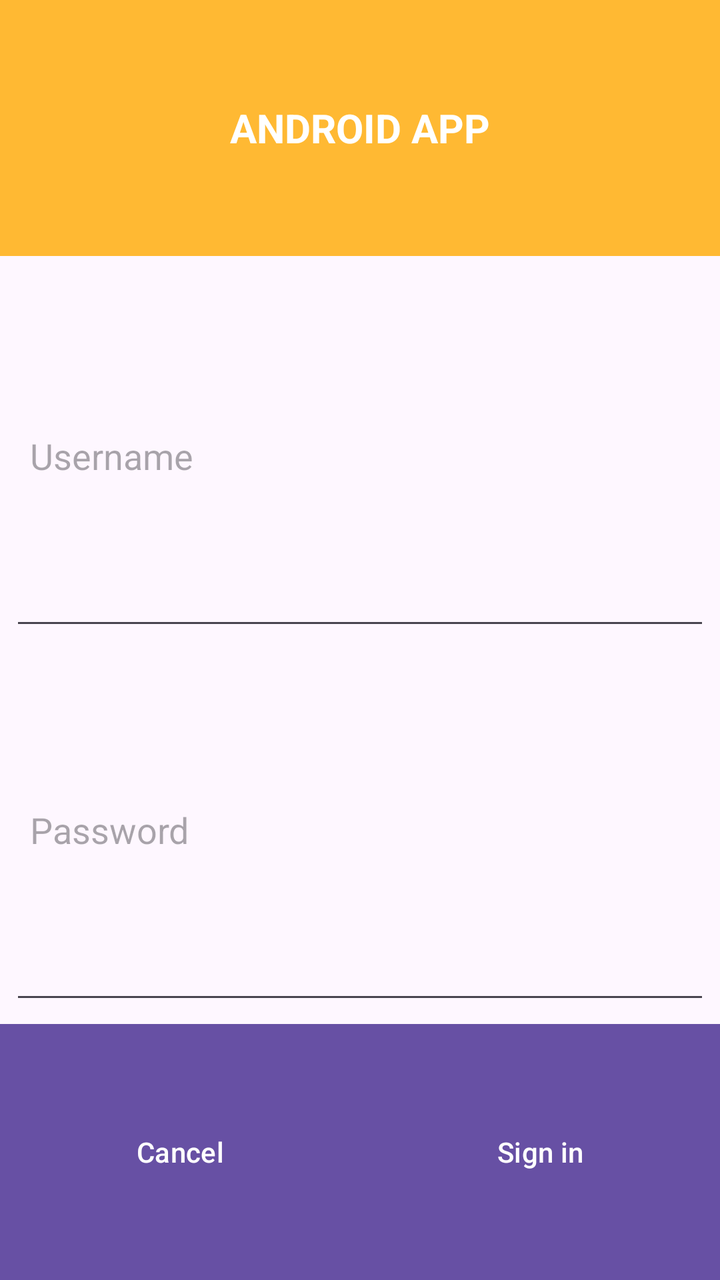
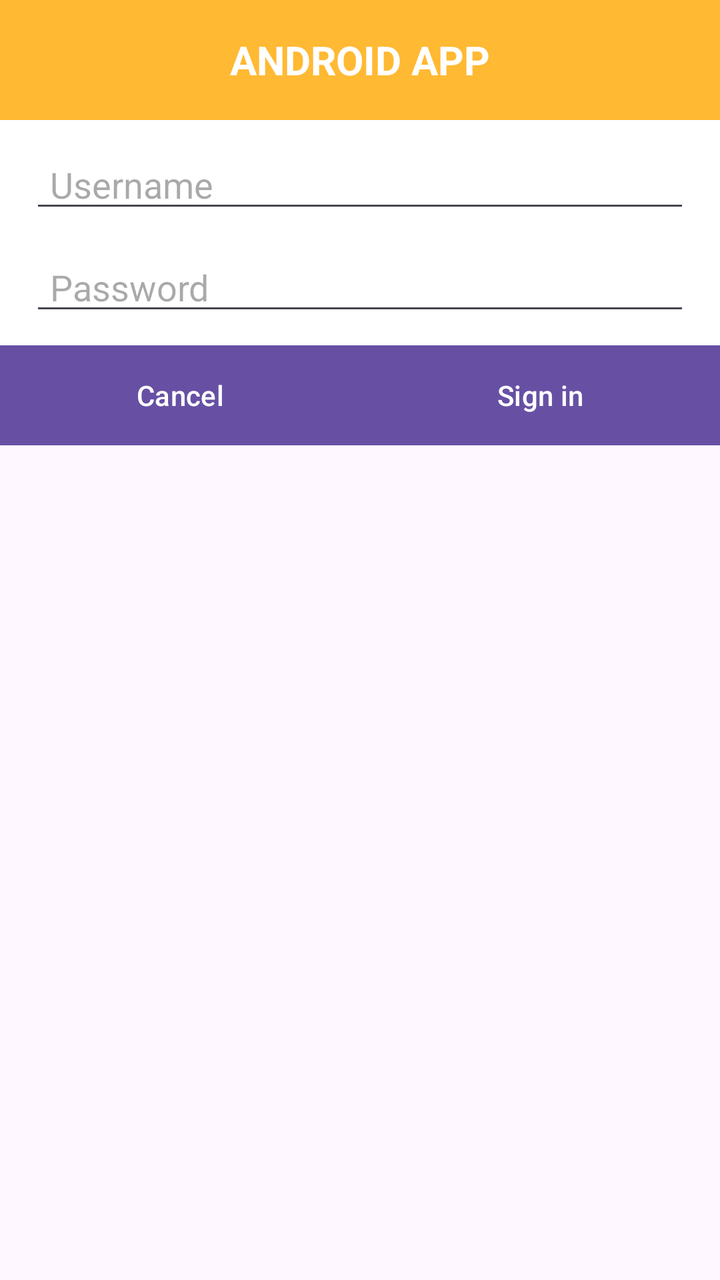

The first picture is an Android layout as it rendered before a commit; the second is the same layout after the commit. The layout source and the unified diff follow.
<!-- AndroidManifest.xml: application theme Theme.AndroidDevSy -->
<!-- res/layout/layout_alert_dialog.xml -->
<?xml version="1.0" encoding="utf-8"?>
<LinearLayout xmlns:android="http://schemas.android.com/apk/res/android"
    android:orientation="vertical"
    android:layout_width="300dp"
    android:layout_height="260dp">

    <TextView
        android:layout_width="match_parent"
        android:layout_height="0dp"
        android:layout_weight="1"
        android:text="ANDROID APP"
        android:textAlignment="center"
        android:gravity="center"
        android:textSize="20sp"
        android:textColor="@color/white"
        android:textStyle="bold"
        android:background="#ffb933"
        />

    <LinearLayout
        android:layout_width="match_parent"
        android:layout_height="0dp"
        android:layout_weight="3"
        android:orientation="vertical">
        <EditText
            android:layout_width="match_parent"
            android:hint="Username"
            android:layout_height="0dp"
            android:paddingStart="10dp"
            android:paddingEnd="10dp"
            android:layout_marginTop="5dp"
            android:layout_marginLeft="5dp"
            android:layout_marginRight="5dp"
            android:layout_weight="1"/>
        <EditText
            android:layout_width="match_parent"
            android:hint="Password"
            android:paddingStart="10dp"
            android:paddingEnd="10dp"
            android:layout_marginBottom="5dp"
            android:layout_marginLeft="5dp"
            android:layout_marginRight="5dp"
            android:layout_height="0dp"
            android:layout_weight="1"/>
    </LinearLayout>

    <LinearLayout
        android:layout_width="match_parent"
        android:layout_height="0dp"
        android:orientation="horizontal"
        android:layout_weight="1">
        <Button
            android:layout_width="0dp"
            android:layout_height="match_parent"
            android:background="@drawable/button_bg"
            android:layout_weight="1"
            android:text="Cancel"/>
        <Button
            android:layout_width="0dp"
            android:layout_height="match_parent"
            android:background="@drawable/button_bg"
            android:layout_weight="1"
            android:text="Sign in"/>
    </LinearLayout>

</LinearLayout>
<!-- resources referenced by this layout -->
<resources>
  <color name="white">#FFFFFFFF</color>
  <!-- drawable button_bg (drawable) -->
  <?xml version="1.0" encoding="utf-8"?>
  <shape xmlns:android="http://schemas.android.com/apk/res/android"
      android:shape="rectangle">
      <solid android:color="#f5f5f5"/>
      <stroke android:width="2dp" android:color="#e5e5e5"/>
      <corners android:radius="0dp"/>
  </shape>
  <style name="Theme.AndroidDevSy" parent="Base.Theme.AndroidDevSy" />
  <style name="Base.Theme.AndroidDevSy" parent="Theme.Material3.DayNight.NoActionBar">
          
          
      </style>
</resources>

<!-- the commit's change to res/layout/layout_alert_dialog.xml (unified diff, before → after) -->
@@ -2,14 +2,12 @@
 <LinearLayout xmlns:android="http://schemas.android.com/apk/res/android"
     android:orientation="vertical"
     android:layout_width="300dp"
-    android:layout_height="260dp">
+    android:layout_height="wrap_content"> 
 
     <TextView
         android:layout_width="match_parent"
-        android:layout_height="0dp"
-        android:layout_weight="1"
+        android:layout_height="60dp"
         android:text="ANDROID APP"
-        android:textAlignment="center"
         android:gravity="center"
         android:textSize="20sp"
         android:textColor="@color/white"
@@ -19,43 +17,48 @@
 
     <LinearLayout
         android:layout_width="match_parent"
-        android:layout_height="0dp"
-        android:layout_weight="3"
-        android:orientation="vertical">
+        android:layout_height="wrap_content"
+        android:paddingTop="10dp"
+        android:paddingBottom="10dp"
+        android:orientation="vertical"
+        android:background="@color/white">
+
         <EditText
+            android:id="@+id/et_username"
             android:layout_width="match_parent"
+            android:layout_height="wrap_content"
             android:hint="Username"
-            android:layout_height="0dp"
             android:paddingStart="10dp"
             android:paddingEnd="10dp"
-            android:layout_marginTop="5dp"
-            android:layout_marginLeft="5dp"
-            android:layout_marginRight="5dp"
-            android:layout_weight="1"/>
+            android:layout_marginStart="15dp"
+            android:layout_marginEnd="15dp"
+            android:layout_marginBottom="10dp" />
+
         <EditText
+            android:id="@+id/et_password"
             android:layout_width="match_parent"
+            android:layout_height="wrap_content"
             android:hint="Password"
             android:paddingStart="10dp"
             android:paddingEnd="10dp"
-            android:layout_marginBottom="5dp"
-            android:layout_marginLeft="5dp"
-            android:layout_marginRight="5dp"
-            android:layout_height="0dp"
-            android:layout_weight="1"/>
+            android:layout_marginStart="15dp"
+            android:layout_marginEnd="15dp"
+            android:inputType="textPassword" />
     </LinearLayout>
 
     <LinearLayout
         android:layout_width="match_parent"
-        android:layout_height="0dp"
-        android:orientation="horizontal"
-        android:layout_weight="1">
+        android:layout_height="50dp"
+        android:orientation="horizontal">
         <Button
+            android:id="@+id/btn_cancel"
             android:layout_width="0dp"
             android:layout_height="match_parent"
             android:background="@drawable/button_bg"
             android:layout_weight="1"
             android:text="Cancel"/>
         <Button
+            android:id="@+id/btn_signin"
             android:layout_width="0dp"
             android:layout_height="match_parent"
             android:background="@drawable/button_bg"
